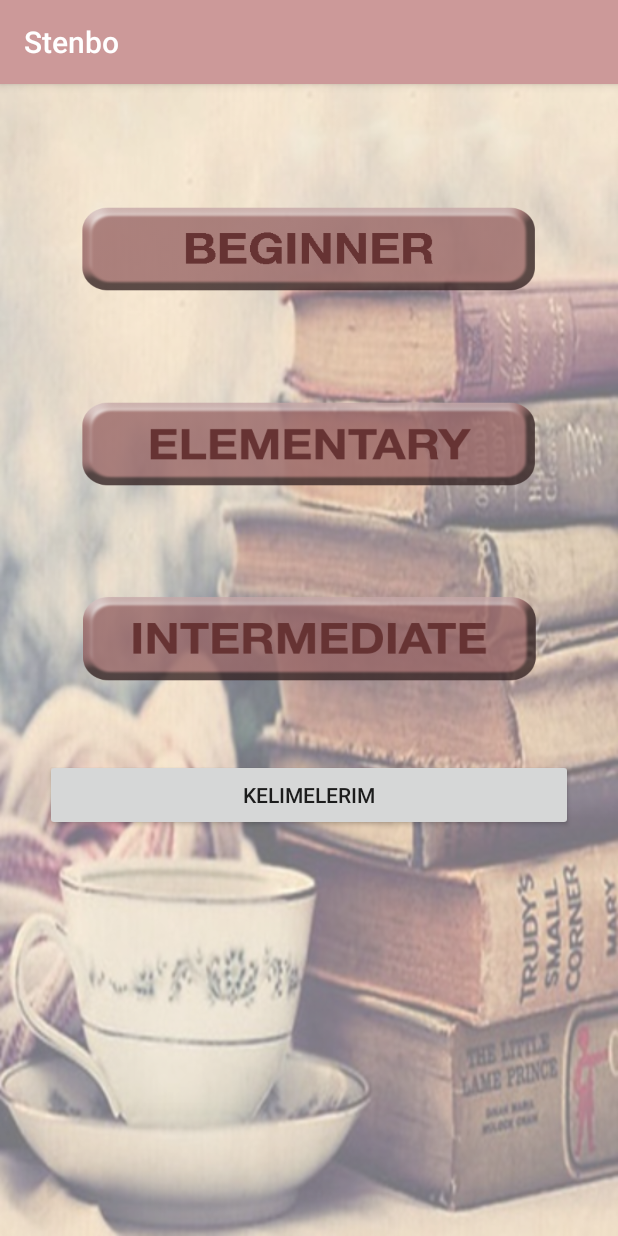
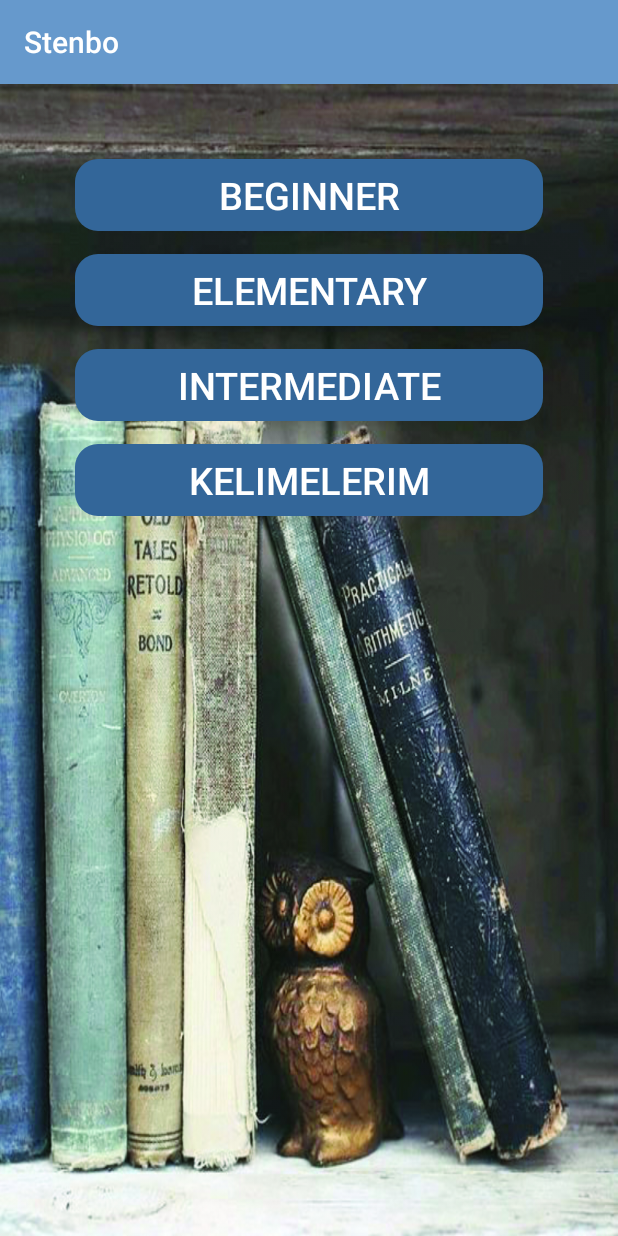
Before and after one commit to Finansal-BT-Projesi/Stenbo, an Android app: the screen it shows after launch (LevelActivity), on a phone screen of 412 x 824 dp. Run offline under Robolectric (Android 15) with nearby library versions, the light colour scheme and no system bars.

Commit message:
butonlar ve tasarım yenilenip efekt verildi

```diff
--- a/app/src/main/AndroidManifest.xml
+++ b/app/src/main/AndroidManifest.xml
@@ -4,7 +4,7 @@
 
     <application
         android:allowBackup="true"
-        android:icon="@drawable/logokit"
+        android:icon="@drawable/logobaykus"
         android:label="@string/app_name"
         android:supportsRtl="true"
         android:theme="@style/AppTheme">
--- a/app/src/main/java/com/finansal/bt/project/LevelActivity.java
+++ b/app/src/main/java/com/finansal/bt/project/LevelActivity.java
@@ -4,13 +4,36 @@ import android.content.Intent;
 import android.support.v7.app.AppCompatActivity;
 import android.os.Bundle;
 import android.view.View;
+import android.view.animation.Animation;
+import android.view.animation.AnimationUtils;
+import android.widget.Button;
+import android.widget.ImageView;
+import android.widget.TextView;
 
 public class LevelActivity extends AppCompatActivity {
 
+    Button btnBeginner;
+    Button btnElementary;
+    Button btnIntermediate;
+    Button btnKelimelerim;
+
+    Animation uptodown,downtoup;
     @Override
     protected void onCreate(Bundle savedInstanceState) {
         super.onCreate(savedInstanceState);
         setContentView(R.layout.activity_level);
+
+        btnBeginner = (Button) findViewById(R.id.btnBeginner);
+        btnElementary= (Button) findViewById(R.id.btnElementary);
+        btnIntermediate= (Button) findViewById(R.id.btnAdvanced);
+        btnKelimelerim= (Button) findViewById(R.id.btnKelimelerim);
+        uptodown = AnimationUtils.loadAnimation(this,R.anim.uptodown);
+        downtoup = AnimationUtils.loadAnimation(this,R.anim.downtoup);
+        btnBeginner.setAnimation(uptodown);
+        btnElementary.setAnimation(uptodown);
+        btnIntermediate.setAnimation(uptodown);
+        btnKelimelerim.setAnimation(downtoup);
+
     }
     public void Beginner(View v){
         Intent ıntent=new Intent(this,BeginnerActivity.class);
--- a/app/src/main/java/com/finansal/bt/project/StartActivity.java
+++ b/app/src/main/java/com/finansal/bt/project/StartActivity.java
@@ -7,8 +7,19 @@ import android.support.v7.app.AppCompatActivity;
 import android.os.Bundle;
 import android.view.Window;
 import android.view.WindowManager;
+import android.view.animation.Animation;
+import android.view.animation.AnimationUtils;
+import android.widget.ImageView;
+import android.widget.LinearLayout;
+import android.widget.TextView;
 
 public class StartActivity extends AppCompatActivity {
+
+    ImageView logo;
+
+    TextView motto;
+    Animation uptodown,downtoup;
+
 
     @Override
     protected void onCreate(Bundle savedInstanceState) {
@@ -22,6 +33,14 @@ public class StartActivity extends AppCompatActivity {
 
         super.onCreate(savedInstanceState);
         setContentView(R.layout.activity_start);
+
+        logo = (ImageView) findViewById(R.id.logo);
+        motto= (TextView) findViewById(R.id.motto);
+        uptodown = AnimationUtils.loadAnimation(this,R.anim.uptodown);
+        downtoup = AnimationUtils.loadAnimation(this,R.anim.downtoup);
+        logo.setAnimation(uptodown);
+        motto.setAnimation(downtoup);
+
 
         Handler h = new Handler();
         h.postDelayed(new Runnable() {
--- /dev/null
+++ b/app/src/main/res/anim/downtoup.xml
@@ -0,0 +1,6 @@
+<?xml version="1.0" encoding="utf-8"?>
+<set xmlns:android="http://schemas.android.com/apk/res/android">
+    <translate android:toYDelta="0%p"
+        android:fromYDelta="100%p"
+        android:duration="1100"/>
+</set>
--- /dev/null
+++ b/app/src/main/res/anim/uptodown.xml
@@ -0,0 +1,6 @@
+<?xml version="1.0" encoding="utf-8"?>
+<set xmlns:android="http://schemas.android.com/apk/res/android">
+    <translate android:duration="1100"
+        android:fromYDelta="-100%p"
+        android:fromXDelta="0%p"/>
+</set>
--- /dev/null
+++ b/app/src/main/res/drawable/background.xml
@@ -0,0 +1,18 @@
+<?xml version="1.0" encoding="utf-8"?>
+<shape xmlns:android="http://schemas.android.com/apk/res/android"
+    android:shape="rectangle">
+
+
+
+    <corners android:radius="15dip" />
+
+    <padding
+        android:bottom="5dp"
+        android:left="5dp"
+        android:right="5dp"
+        android:top="5dp" />
+
+
+
+
+</shape>
--- /dev/null
+++ b/app/src/main/res/drawable/ripple.xml
@@ -0,0 +1,8 @@
+<?xml version="1.0" encoding="utf-8"?>
+<ripple xmlns:android="http://schemas.android.com/apk/res/android"
+    android:color="#ffccff">
+    <item android:drawable="@drawable/background">
+
+    </item>
+
+</ripple>
--- a/app/src/main/res/layout/activity_level.xml
+++ b/app/src/main/res/layout/activity_level.xml
@@ -7,56 +7,94 @@
     android:layout_height="match_parent"
     xmlns:tools="http://schemas.android.com/tools"
     android:orientation="vertical"
-    android:background="@drawable/arkaplan"
+    android:background="@drawable/arkaplann"
     tools:context="com.finansal.bt.project.LevelActivity">
 
 
     <LinearLayout
         android:layout_width="match_parent"
         android:layout_height="match_parent"
-        android:layout_gravity="center_horizontal"
-        android:layout_marginLeft="30dp"
-        android:layout_marginRight="30dp"
+        android:layout_gravity="center"
+        android:layout_marginLeft="50dp"
+        android:layout_marginRight="50dp"
         android:orientation="vertical"
         android:weightSum="1">
 
         <Button
             android:id="@+id/btnBeginner"
             android:layout_width="match_parent"
-            android:layout_height="100dp"
-            android:layout_marginBottom="30dp"
-            android:layout_marginTop="60dp"
+            android:layout_height="wrap_content"
+            android:layout_marginBottom="15dp"
+            android:layout_marginTop="50dp"
 
-            android:background="@drawable/btnbeginner"
-            android:onClick="Beginner">
+            android:background="@drawable/ripple"
+            android:backgroundTint="@color/colorPrimaryDark"
+            android:onClick="Beginner"
+            android:text="BEGINNER"
+            android:textColor="#ffffff"
+            android:textSize="25dp">
 
         </Button>
+
 
         <Button
             android:id="@+id/btnElementary"
             android:layout_width="match_parent"
-            android:layout_height="100dp"
-            android:layout_marginBottom="30dp"
+            android:layout_height="wrap_content"
+            android:layout_marginBottom="15dp"
 
-            android:background="@drawable/btnelementery"
-            android:onClick="Elementary"></Button>
+
+
+            android:background="@drawable/ripple"
+            android:backgroundTint="@color/colorPrimaryDark"
+
+            android:onClick="Elementary"
+            android:text="ELEMENTARY"
+            android:textColor="#ffffff"
+            android:textSize="25dp"
+
+            ></Button>
 
         <Button
             android:id="@+id/btnAdvanced"
             android:layout_width="match_parent"
+            android:layout_height="wrap_content"
+
+            android:layout_marginBottom="15dp"
+            android:background="@drawable/ripple"
+            android:backgroundTint="@color/colorPrimaryDark"
+            android:gravity="center"
             android:onClick="Intermediate1"
-            android:layout_height="100dp"
-            android:layout_marginBottom="30dp"
-            android:background="@drawable/btnintermediate"></Button>
+            android:text="INTERMEDIATE"
+            android:textColor="#ffffff"
+            android:textSize="25dp"></Button>
+
 
         <Button
+            android:id="@+id/btnKelimelerim"
             android:layout_width="match_parent"
             android:layout_height="wrap_content"
+
+            android:background="@drawable/ripple"
+
+            android:backgroundTint="@color/colorPrimaryDark"
+
+
+            android:onClick="Kelimelerim"
             android:text="Kelimelerim"
-            android:onClick="Kelimelerim"/>
+            android:textColor="#ffffff"
+            android:textSize="25dp"
+
+
+
+
+            />
+
 
 
     </LinearLayout>
 
 
+
+
 </LinearLayout>
--- a/app/src/main/res/layout/activity_start.xml
+++ b/app/src/main/res/layout/activity_start.xml
@@ -16,17 +16,17 @@
     android:weightSum="1">
 
     <ImageView
-        android:id="@+id/imageView"
-        android:layout_width="254dp"
-        android:layout_height="278dp"
+        android:id="@+id/logo"
+        android:layout_width="127dp"
+        android:layout_height="139dp"
         android:layout_alignParentLeft="true"
         android:layout_alignParentTop="true"
         android:layout_gravity="center"
-        app:srcCompat="@drawable/logokit"
+        app:srcCompat="@drawable/logobaykus"
         />
 
     <TextView
-        android:id="@+id/textView2"
+        android:id="@+id/motto"
         android:layout_width="wrap_content"
         android:layout_height="wrap_content"
         android:layout_below="@+id/imageView"
--- a/app/src/main/res/layout/custom_alertdialog.xml
+++ b/app/src/main/res/layout/custom_alertdialog.xml
@@ -8,20 +8,22 @@
         android:layout_width="wrap_content"
         android:layout_height="wrap_content"
         android:orientation="horizontal"
-        android:layout_marginTop="26dp"
-        android:layout_marginLeft="57dp"
-        android:layout_marginStart="57dp">
+        android:layout_marginTop="10dp"
+        android:layout_marginLeft="10dp"
+        android:layout_marginStart="10dp">
 
         <TextView
             android:id="@+id/word"
             android:layout_width="wrap_content"
             android:layout_height="wrap_content"
+            android:textSize="20dp"
          />
 
         <TextView
             android:id="@+id/main"
             android:layout_width="wrap_content"
             android:layout_height="wrap_content"
+            android:textSize="20dp"
             android:layout_toRightOf="@+id/word" />
 
 
@@ -31,22 +33,33 @@
     android:layout_width="wrap_content"
     android:layout_height="wrap_content"
     android:orientation="horizontal"
+
     android:layout_marginTop="15dp">
 
     <Button
         android:id="@+id/okey"
         android:text="OK"
+        android:textSize="15dp"
         android:layout_width="wrap_content"
         android:layout_height="wrap_content"
-        android:layout_marginLeft="18dp"
-        android:layout_marginStart="18dp"
+        android:layout_marginLeft="10dp"
+        android:layout_marginStart="10dp"
+        android:layout_marginBottom="10dp"
+        android:backgroundTint="@color/colorPrimary"
+        android:background="@drawable/ripple"
          />
 
     <Button
         android:id="@+id/fav"
+        android:layout_width="157dp"
+        android:layout_height="wrap_content"
+        android:layout_marginLeft="10dp"
+        android:layout_marginRight="10dp"
+        android:layout_marginBottom="10dp"
+        android:background="@drawable/ripple"
+        android:backgroundTint="@color/colorPrimary"
         android:text="Add Your Favorite"
-        android:layout_width="wrap_content"
-        android:layout_height="wrap_content"
+        android:textSize="15dp"
 
 
         />
--- a/app/src/main/res/layout/satir.xml
+++ b/app/src/main/res/layout/satir.xml
@@ -27,7 +27,7 @@
                 android:layout_alignParentLeft="true"
                 android:layout_alignParentTop="true"
                 android:layout_marginRight="16dp"
-                android:src="@drawable/logokit"
+                android:src="@drawable/logobaykus"
 
                 />
 
--- a/app/src/main/res/values/colors.xml
+++ b/app/src/main/res/values/colors.xml
@@ -1,6 +1,6 @@
 <?xml version="1.0" encoding="utf-8"?>
 <resources>
-    <color name="colorPrimary">#cc9999</color>
-    <color name="colorPrimaryDark">#996666</color>
+    <color name="colorPrimary">#6699cc</color>
+    <color name="colorPrimaryDark">#336699</color>
     <color name="colorAccent">#FFCCCC</color>
 </resources>
--- a/build.gradle
+++ b/build.gradle
@@ -3,9 +3,10 @@
 buildscript {
     repositories {
         jcenter()
+        google()
     }
     dependencies {
-        classpath 'com.android.tools.build:gradle:3.0.0'
+        classpath 'com.android.tools.build:gradle:3.0.1'
 
         // NOTE: Do not place your application dependencies here; they belong
         // in the individual module build.gradle files
@@ -16,6 +17,7 @@ buildscript {
 allprojects {
     repositories {
         jcenter()
+        google()
     }
 }
 
```
Also changed, not shown: app/src/main/res/drawable/arkaplan.png (deleted), app/src/main/res/drawable/arkaplann.png (added), app/src/main/res/drawable/logobaykus.png (added), app/src/main/res/drawable/logokit.png (deleted).
